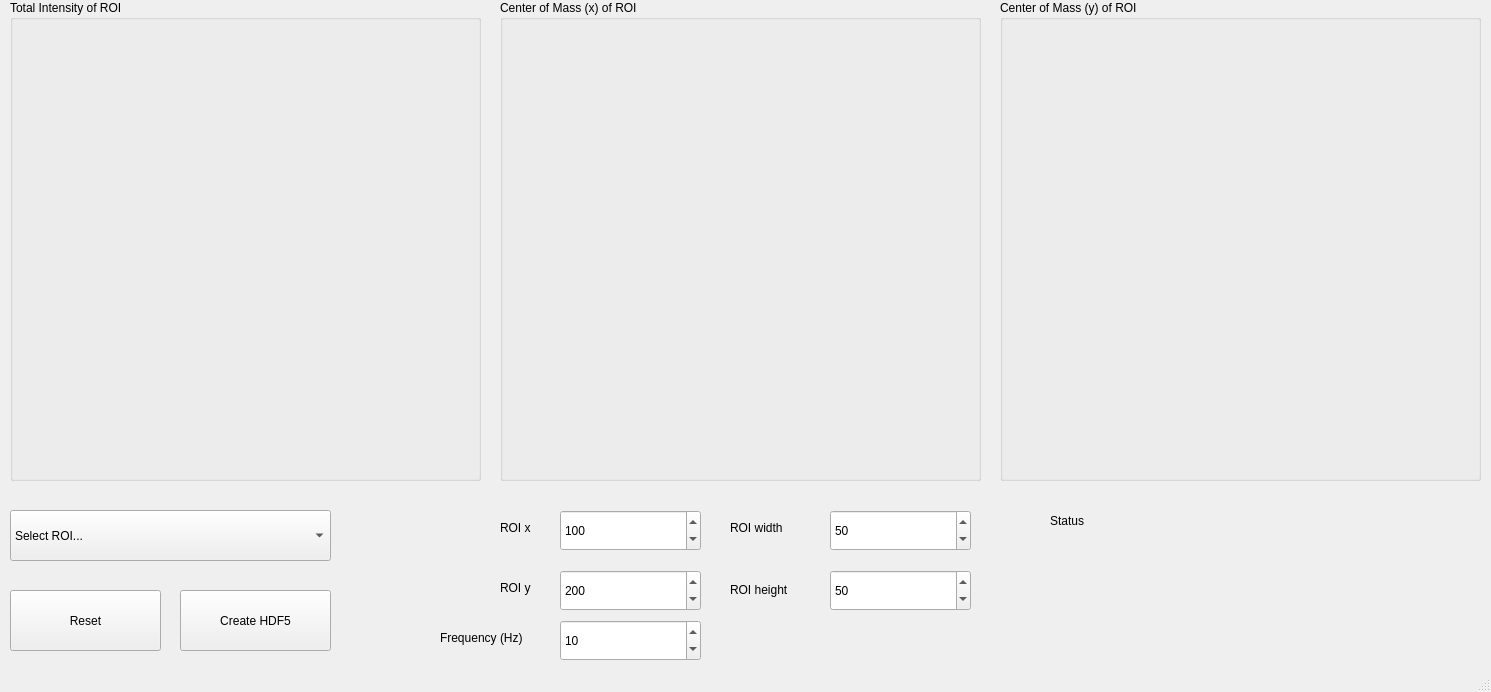
First picture: the form in gui/analysis_window.ui, repository AdvancedPhotonSource/DashPVA, before the edit.
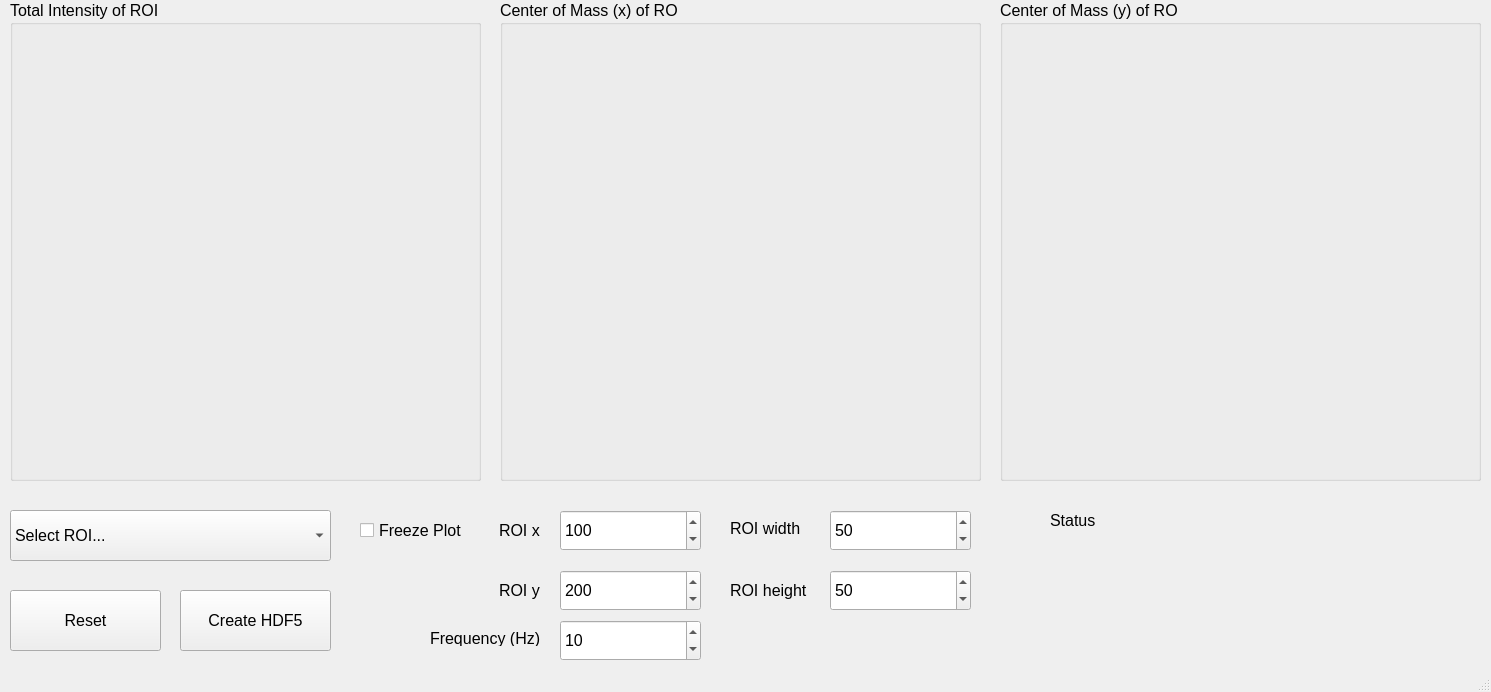
Second picture: the form after the edit.

Commit message: added freeze button in analysis window, added messages for when h5 file is created, auto histograms range set to false

```diff
--- a/gui/analysis_window.ui
+++ b/gui/analysis_window.ui
@@ -10,6 +10,11 @@
     <height>692</height>
    </rect>
   </property>
+  <property name="font">
+   <font>
+    <pointsize>12</pointsize>
+   </font>
+  </property>
   <property name="windowTitle">
    <string>MainWindow</string>
   </property>
@@ -117,10 +122,10 @@
    <widget class="QLabel" name="label">
     <property name="geometry">
      <rect>
-      <x>500</x>
+      <x>499</x>
       <y>520</y>
-      <width>60</width>
-      <height>16</height>
+      <width>61</width>
+      <height>21</height>
      </rect>
     </property>
     <property name="text">
@@ -130,10 +135,10 @@
    <widget class="QLabel" name="label_2">
     <property name="geometry">
      <rect>
-      <x>500</x>
+      <x>499</x>
       <y>580</y>
-      <width>60</width>
-      <height>16</height>
+      <width>61</width>
+      <height>21</height>
      </rect>
     </property>
     <property name="text">
@@ -145,7 +150,7 @@
      <rect>
       <x>730</x>
       <y>520</y>
-      <width>71</width>
+      <width>81</width>
       <height>16</height>
      </rect>
     </property>
@@ -158,7 +163,7 @@
      <rect>
       <x>730</x>
       <y>580</y>
-      <width>71</width>
+      <width>91</width>
       <height>20</height>
      </rect>
     </property>
@@ -262,9 +267,9 @@
    <widget class="QLabel" name="lbl_calculation_frequency">
     <property name="geometry">
      <rect>
-      <x>440</x>
+      <x>430</x>
       <y>630</y>
-      <width>101</width>
+      <width>121</width>
       <height>16</height>
      </rect>
     </property>
@@ -285,6 +290,19 @@
      <string>Create HDF5</string>
     </property>
    </widget>
+   <widget class="QCheckBox" name="chk_freeze">
+    <property name="geometry">
+     <rect>
+      <x>360</x>
+      <y>520</y>
+      <width>131</width>
+      <height>21</height>
+     </rect>
+    </property>
+    <property name="text">
+     <string>Freeze Plot</string>
+    </property>
+   </widget>
   </widget>
   <widget class="QStatusBar" name="statusbar"/>
  </widget>
```
The commit also changes 2 other files.
